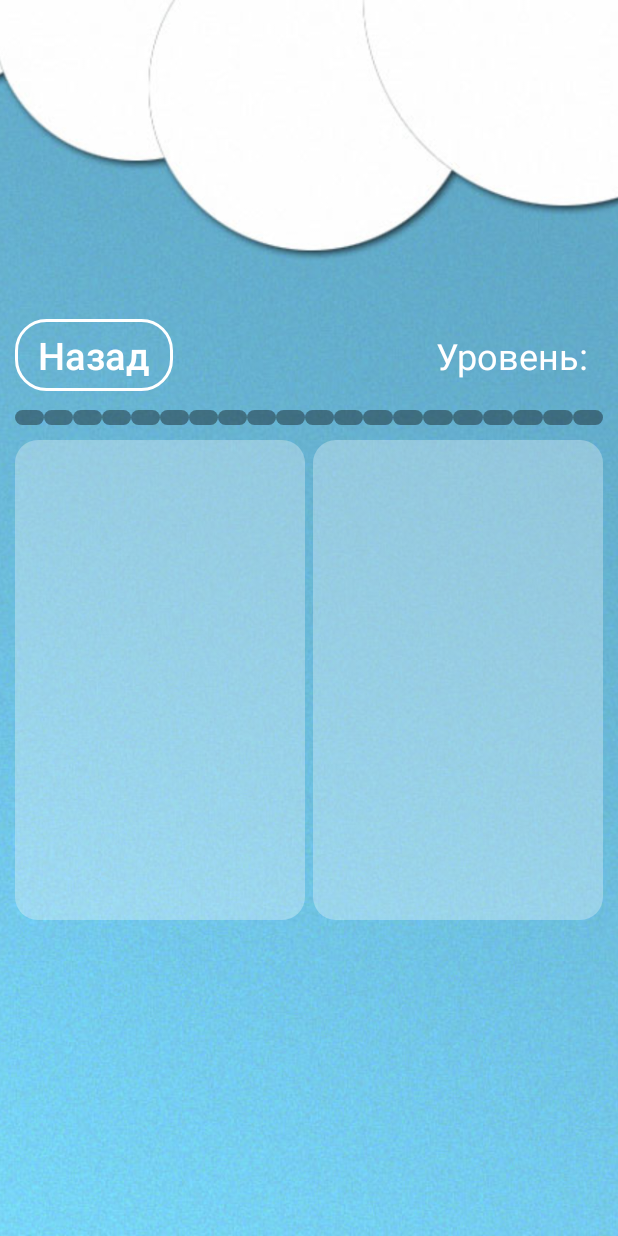
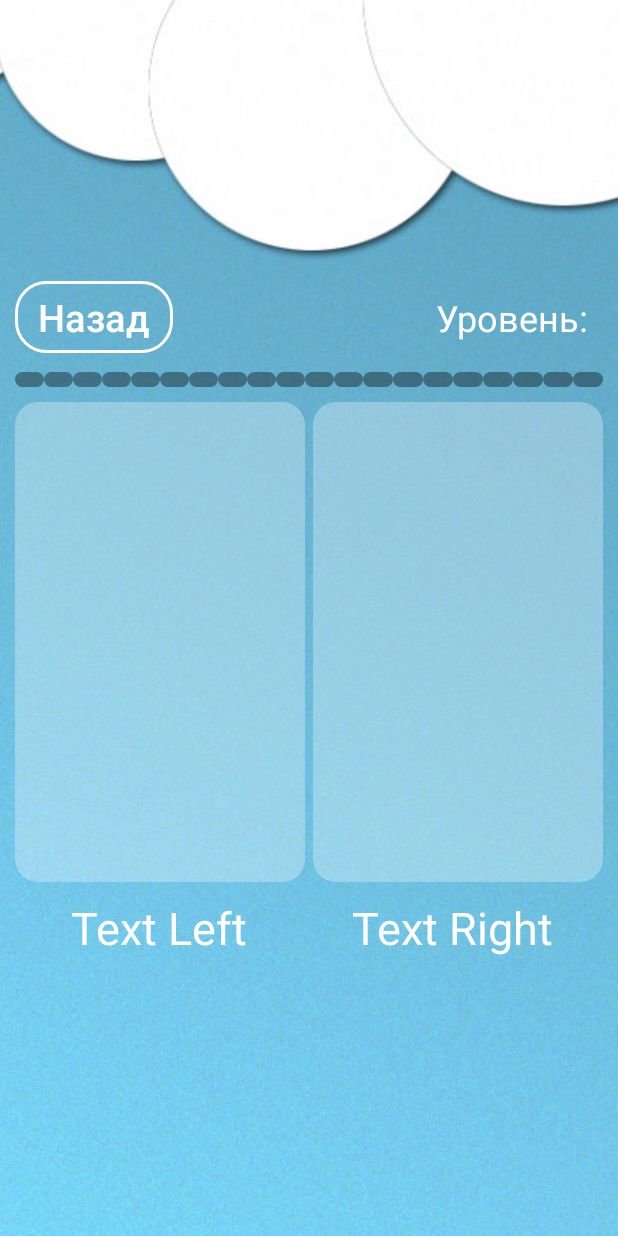
Before and after one commit to antonprog888/Quiz, an Android app: the Level1 screen opened directly, with no data from a screen before it, on a phone screen of 412 x 824 dp. Run offline under Robolectric (Android 15) with nearby library versions, the phone set to English and light mode, and no system bars.

Commit message:
level thirteen 13

```diff
--- a/app/src/main/res/layout/universal.xml
+++ b/app/src/main/res/layout/universal.xml
@@ -242,6 +242,36 @@
                     android:src="@drawable/imgtest" />
 
             </LinearLayout>
+
+            <LinearLayout
+                android:id="@+id/line4"
+                android:layout_width="match_parent"
+                android:layout_height="match_parent"
+                android:orientation="horizontal"
+                android:layout_marginTop="10dp"
+                >
+                <TextView
+                    android:id="@+id/text_left"
+                    android:layout_width="match_parent"
+                    android:layout_height="wrap_content"
+                    android:text="Text Left"
+                    android:textColor="@color/white"
+                    android:textSize="30sp"
+                    android:layout_marginRight="5dp"
+                    android:layout_weight="1"
+                    android:gravity="center" />
+                <TextView
+                    android:id="@+id/text_right"
+                    android:layout_width="match_parent"
+                    android:layout_height="wrap_content"
+                    android:text="Text Right"
+                    android:textColor="@color/white"
+                    android:textSize="30sp"
+                    android:layout_marginRight="5dp"
+                    android:layout_weight="1"
+                    android:gravity="center" />
+
+            </LinearLayout>
         </LinearLayout>
     </LinearLayout>
 
```
